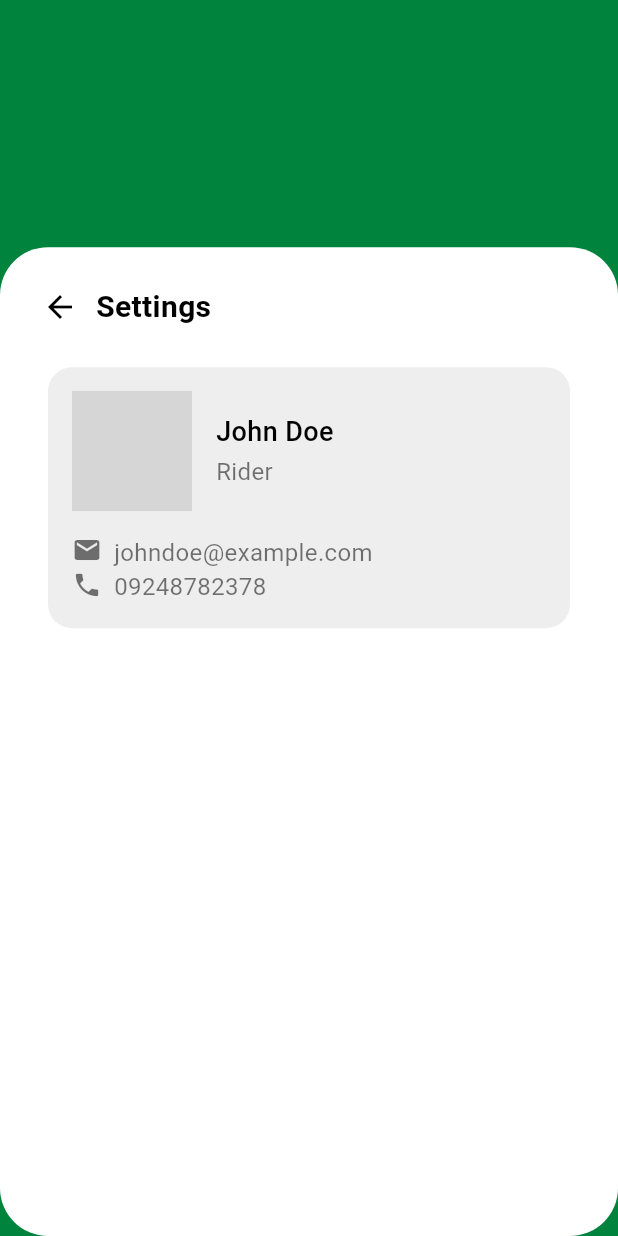
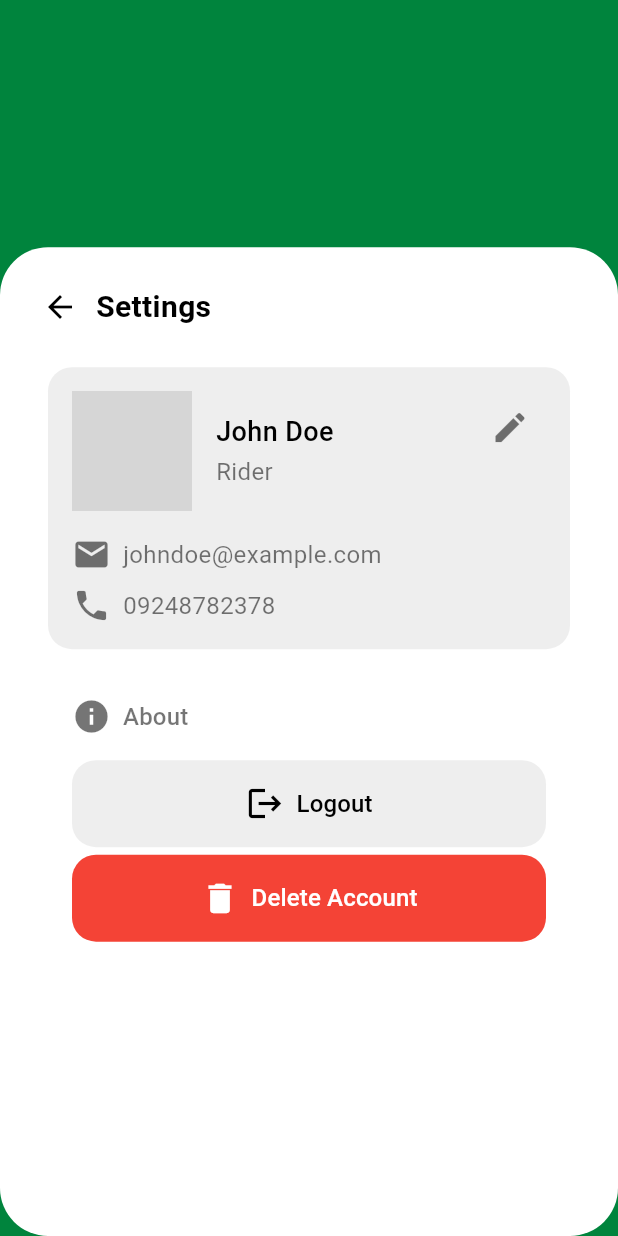
Before and after one commit to TristanCavite/libot_vsu1, a Flutter app: the SettingScreen screen opened directly, on a phone screen of 412 x 824 dp. Run offline on Flutter 3.47's test engine with Material 3 defaults, Android fonts, the phone set to English and light mode, and no system bars; our stand-ins replace cloud_firestore, firebase_auth, firebase_core, flutter_typeahead, image_picker, supabase_flutter; accounts and stored records are empty; generated files the repository leaves out were written again; network calls fail; grey boxes are pictures that could not be loaded.

Commit message:
Add Profile Info and Buttons
- Add Button To Logout
- Add Button To Delete Account
- Add About Button
- Add A Small Window that displays some Information about the account
- Add Edit Icon

```diff
--- a/lib/screens/setting.dart
+++ b/lib/screens/setting.dart
@@ -6,7 +6,7 @@ class SettingScreen extends StatelessWidget {
   @override
   Widget build(BuildContext context) {
     return Scaffold(
-      backgroundColor: const Color(0xFF00843D), // Match the background color
+      backgroundColor: const Color(0xFF00843D), // Background color
       body: Stack(
         children: [
           Align(
@@ -24,20 +24,29 @@ class SettingScreen extends StatelessWidget {
               child: Column(
                 crossAxisAlignment: CrossAxisAlignment.start,
                 children: [
-                  Row(
+                  _buildHeader(context),
+                  const SizedBox(height: 16),
+                  _buildProfileDetails(),
+                  const SizedBox(height: 16),
+
+                  _buildAboutButton(),
+                  _buildMainButtons(context),
+                ],
+              ),
+            ),
+          ),
+        ],
+      ),
+    );
+  }
+
+  Widget _buildHeader(BuildContext context) {
+    return Row(
       children: [
-                      // Back Button
         IconButton(
-                        onPressed: () {
-                          Navigator.pop(
-                            context,
-                          ); // Go back to the previous screen
-                        },
-                        icon: const Icon(
-                          Icons.arrow_back,
-                          color: Colors.black,
-                          size: 24,
-                        ),
+          onPressed:
+              () => Navigator.pop(context), // Go back to the previous screen
+          icon: const Icon(Icons.arrow_back, color: Colors.black, size: 24),
         ),
         const Text(
           'Settings',
@@ -48,28 +57,39 @@ class SettingScreen extends StatelessWidget {
           ),
         ),
       ],
-                  ),
-                  const SizedBox(height: 16), // Space between title and content
-                  //This is another container for the profile image and name
-                  Padding(
+    );
+  }
+
+  Widget _buildProfileDetails() {
+    return Padding(
       padding: const EdgeInsets.symmetric(horizontal: 16.0),
       child: Container(
-                      padding: const EdgeInsets.all(
-                        16,
-                      ), // Add padding inside the container
+        padding: const EdgeInsets.all(16),
         decoration: BoxDecoration(
           color: Colors.grey[200], // Light grey background color
-                        borderRadius: BorderRadius.circular(
-                          16,
-                        ), // Rounded corners
+          borderRadius: BorderRadius.circular(16), // Rounded corners
         ),
         child: Column(
           crossAxisAlignment: CrossAxisAlignment.start,
           children: [
+            _buildProfileHeader(),
+            const SizedBox(height: 16),
+            _buildContactInfo(Icons.email, 'johndoe@example.com'),
+            const SizedBox(height: 8),
+            _buildContactInfo(Icons.phone, '09248782378'),
+          ],
+        ),
+      ),
+    );
+  }
+
+  Widget _buildProfileHeader() {
+    return Row(
+      mainAxisAlignment: MainAxisAlignment.spaceBetween,
+      crossAxisAlignment: CrossAxisAlignment.start,
+      children: [
         Row(
-                            crossAxisAlignment: CrossAxisAlignment.center,
           children: [
-                              // Profile Image
             ClipOval(
               child: Image.network(
                 'https://i.pravatar.cc/300', // Replace with your image URL
@@ -78,10 +98,7 @@ class SettingScreen extends StatelessWidget {
                 fit: BoxFit.cover,
               ),
             ),
-                              const SizedBox(
-                                width: 16,
-                              ), // Space between image and text
-                              // Name and Role
+            const SizedBox(width: 16), // Space between image and text
             Column(
               crossAxisAlignment: CrossAxisAlignment.start,
               children: const [
@@ -93,70 +110,126 @@ class SettingScreen extends StatelessWidget {
                     color: Colors.black,
                   ),
                 ),
-                                  SizedBox(
-                                    height: 2,
-                                  ), // Space between name and role
+                SizedBox(height: 2), // Space between name and role
                 Text(
                   'Rider',
-                                    style: TextStyle(
-                                      fontSize: 16,
-                                      color: Colors.black54,
-                                    ),
+                  style: TextStyle(fontSize: 16, color: Colors.black54),
                 ),
               ],
             ),
           ],
         ),
-                          SizedBox(height: 16),
-                          Row(
-                            crossAxisAlignment: CrossAxisAlignment.start,
-                            children: [
-                              const Icon(
-                                Icons.email,
-                                color: Colors.black54,
-                                size: 20,
-                              ),
-                              const SizedBox(
-                                width: 8,
-                              ), // Space between icon and text
-                              const Text(
-                                'johndoe@example.com',
-                                style: TextStyle(
-                                  fontSize: 16,
-                                  color: Colors.black54,
-                                ),
+        IconButton(
+          onPressed: () {}, // Add edit functionality here
+          icon: const Icon(Icons.mode_edit, color: Colors.black54, size: 26),
         ),
       ],
-                          ), // Space between image and contact info
-                          Row(
-                            crossAxisAlignment: CrossAxisAlignment.start,
+    );
+  }
+
+  Widget _buildContactInfo(IconData icon, String text) {
+    return Row(
       children: [
-                              const Icon(
-                                Icons.phone,
-                                color: Colors.black54,
-                                size: 20,
+        Icon(icon, color: Colors.black54, size: 26),
+        const SizedBox(width: 8), // Space between icon and text
+        Text(text, style: const TextStyle(fontSize: 16, color: Colors.black54)),
+      ],
+    );
+  }
+
+  Widget _buildAboutButton() {
+    return Padding(
+      padding: const EdgeInsets.symmetric(horizontal: 16.0),
+      child: SizedBox(
+        width: double.infinity, // Make the button span the full width
+        child: TextButton.icon(
+          onPressed: () {
+            // Perform an action
+          },
+          icon: const Icon(Icons.info, color: Colors.black54, size: 26),
+          label: const Text(
+            'About',
+            style: TextStyle(fontSize: 16, color: Colors.black54),
           ),
-                              const SizedBox(
-                                width: 8,
-                              ), // Space between icon and text
-                              const Text(
-                                '09248782378',
-                                style: TextStyle(
-                                  fontSize: 16,
-                                  color: Colors.black54,
-                                ),
-                              ),
-                            ],
-                          ),
-                        ],
+          style: TextButton.styleFrom(
+            alignment: Alignment.centerLeft, // Align content to the left
+            padding: const EdgeInsets.all(16),
+            shape: RoundedRectangleBorder(
+              borderRadius: BorderRadius.circular(16), // Rounded corners
             ),
           ),
         ),
-                  const SizedBox(height: 16), // Space below the image row
-                ],
+      ),
+    );
+  }
+
+  Widget _deleteAccountButton() {
+    return Padding(
+      padding: const EdgeInsets.symmetric(horizontal: 16.0),
+      child: SizedBox(
+        width: double.infinity, // Make the button span the full width
+        child: TextButton.icon(
+          onPressed: () {
+            // Perform an action
+          },
+          icon: const Icon(Icons.delete, color: Colors.white, size: 26),
+          label: const Text(
+            'Delete Account',
+            style: TextStyle(fontSize: 16, color: Colors.white),
+          ),
+          style: TextButton.styleFrom(
+            alignment: Alignment.center, // Align content to the left
+            padding: const EdgeInsets.all(16),
+            backgroundColor: Colors.red,
+            shape: RoundedRectangleBorder(
+              borderRadius: BorderRadius.circular(16), // Rounded corners
             ),
           ),
         ),
+      ),
+    );
+  }
+
+  Widget _buildLogoutButton() {
+    return Padding(
+      padding: const EdgeInsets.symmetric(horizontal: 16.0),
+      child: SizedBox(
+        width: double.infinity, // Make the button span the full width
+        child: TextButton.icon(
+          onPressed: () {
+            // Perform an action
+          },
+          icon: const Icon(Icons.logout, color: Colors.black, size: 26),
+          label: const Text(
+            'Logout',
+            style: TextStyle(fontSize: 16, color: Colors.black),
+          ),
+          style: TextButton.styleFrom(
+            alignment: Alignment.center, // Align content to the left
+            padding: const EdgeInsets.all(16),
+            backgroundColor: Colors.grey[200],
+            shape: RoundedRectangleBorder(
+              borderRadius: BorderRadius.circular(16), // Rounded corners
+            ),
+          ),
+        ),
+      ),
+    );
+  }
+
+  Widget _buildMainButtons(BuildContext context) {
+    return Container(
+      padding: const EdgeInsets.symmetric(
+        horizontal: 16.0,
+      ), // 20% of screen height
+      alignment: Alignment.bottomCenter,
+      // 20% of screen height// 20% of screen height
+      child: Column(
+        mainAxisAlignment: MainAxisAlignment.spaceBetween,
+        children: [
+          _buildLogoutButton(),
+          const SizedBox(height: 5), // Space between buttons
+          _deleteAccountButton(),
         ],
       ),
     );
```
Lines whose indentation alone changed are shown as unchanged.
